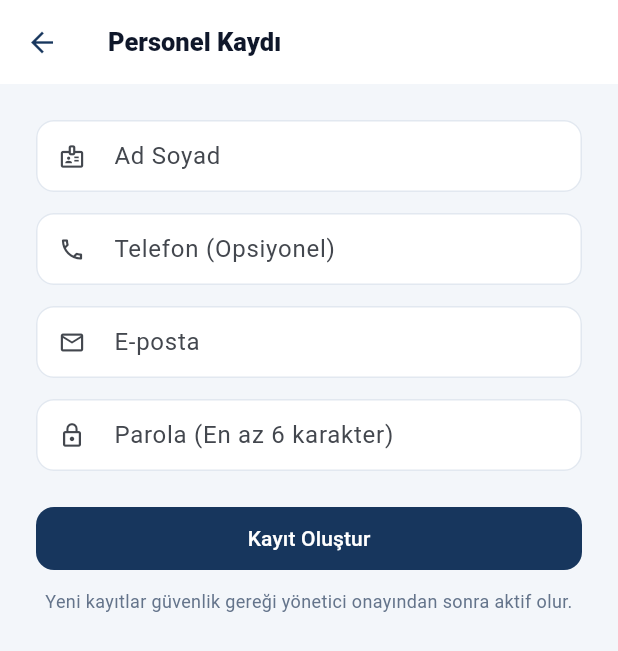
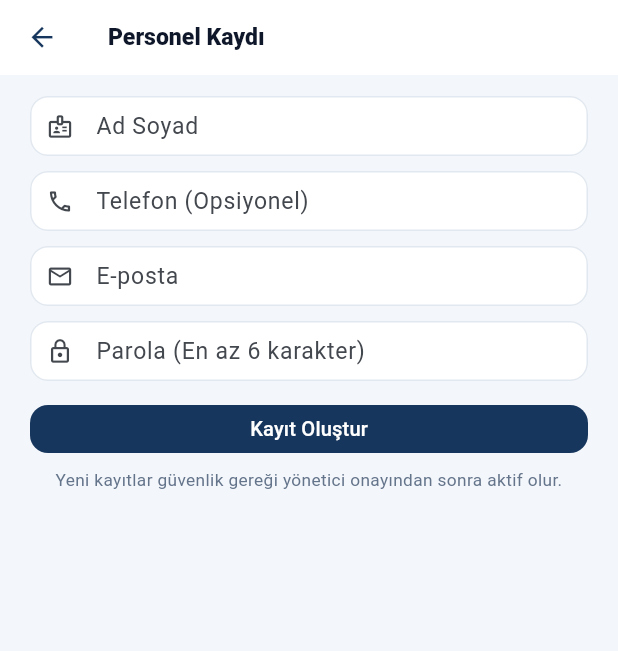
Before and after one commit to talipdastan/downtown-teknik-platform, a Flutter app: the screen it shows after launch, after a tap on "Giriş Yap", after a tap on "Hesabınız yok mu? Kayıt Olun", on a phone screen of 412 x 824 dp. Shown: the top 651 px of the screen. Run offline on Flutter 3.47's test engine with Material 3 defaults, Android fonts, the phone set to English and light mode, and no system bars; our stand-ins replace file_picker, firebase_core, firebase_messaging, flutter_local_notifications, flutter_riverpod, go_router and 3 more; missing offline and left inert: excel; accounts and stored records are empty.

Commit message:
fix(mobile): responsive viewport scaling, compact forms, and work tracking user guide

```diff
--- a/apps/mobile/lib/core/screens/login_screen.dart
+++ b/apps/mobile/lib/core/screens/login_screen.dart
@@ -45,7 +45,7 @@ class _LoginScreenState extends ConsumerState<LoginScreen> {
         body: SafeArea(
           child: Center(
             child: SingleChildScrollView(
-              padding: const EdgeInsets.all(24),
+              padding: const EdgeInsets.symmetric(horizontal: 20, vertical: 16),
               child: ConstrainedBox(
                 constraints: const BoxConstraints(maxWidth: 420),
                 child: Form(
@@ -55,7 +55,7 @@ class _LoginScreenState extends ConsumerState<LoginScreen> {
                     children: [
                       Center(
                         child: ConstrainedBox(
-                          constraints: const BoxConstraints(maxWidth: 320),
+                          constraints: const BoxConstraints(maxWidth: 260, maxHeight: 72),
                           child: Image.asset(
                             'assets/branding/downtown_teknik_logo.png',
                             fit: BoxFit.contain,
@@ -68,7 +68,7 @@ class _LoginScreenState extends ConsumerState<LoginScreen> {
                           ),
                         ),
                       ),
-                      const SizedBox(height: 28),
+                      const SizedBox(height: 20),
                       TextFormField(
                         controller: _identifierCtrl,
                         decoration: const InputDecoration(
@@ -80,7 +80,7 @@ class _LoginScreenState extends ConsumerState<LoginScreen> {
                             ? 'Zorunlu alan'
                             : null,
                       ),
-                      const SizedBox(height: 16),
+                      const SizedBox(height: 12),
                       TextFormField(
                         controller: _passwordCtrl,
                         obscureText: _obscure,
@@ -102,7 +102,7 @@ class _LoginScreenState extends ConsumerState<LoginScreen> {
                             (v == null || v.isEmpty) ? 'Parola giriniz' : null,
                       ),
                       if (auth.errorMessage != null) ...[
-                        const SizedBox(height: 12),
+                        const SizedBox(height: 10),
                         Text(
                           auth.errorMessage!,
                           style: const TextStyle(
@@ -111,7 +111,7 @@ class _LoginScreenState extends ConsumerState<LoginScreen> {
                           ),
                         ),
                       ],
-                      const SizedBox(height: 24),
+                      const SizedBox(height: 18),
                       FilledButton(
                         onPressed: isLoading ? null : _submit,
                         child: isLoading
@@ -125,7 +125,7 @@ class _LoginScreenState extends ConsumerState<LoginScreen> {
                               )
                             : const Text('Giriş Yap'),
                       ),
-                      const SizedBox(height: 12),
+                      const SizedBox(height: 8),
                       TextButton(
                         onPressed:
                             isLoading ? null : () => context.go('/register'),
--- a/apps/mobile/lib/core/screens/register_screen.dart
+++ b/apps/mobile/lib/core/screens/register_screen.dart
@@ -63,7 +63,7 @@ class _RegisterScreenState extends ConsumerState<RegisterScreen> {
         ),
         body: SafeArea(
           child: SingleChildScrollView(
-            padding: const EdgeInsets.all(24),
+            padding: const EdgeInsets.symmetric(horizontal: 20, vertical: 14),
             child: Center(
               child: ConstrainedBox(
                 constraints: const BoxConstraints(maxWidth: 420),
@@ -81,7 +81,7 @@ class _RegisterScreenState extends ConsumerState<RegisterScreen> {
                         validator: (v) =>
                             (v == null || v.trim().length < 3) ? 'Ad Soyad giriniz' : null,
                       ),
-                      const SizedBox(height: 14),
+                      const SizedBox(height: 10),
                       TextFormField(
                         controller: _phoneCtrl,
                         keyboardType: TextInputType.phone,
@@ -90,7 +90,7 @@ class _RegisterScreenState extends ConsumerState<RegisterScreen> {
                           prefixIcon: Icon(Icons.phone_outlined),
                         ),
                       ),
-                      const SizedBox(height: 14),
+                      const SizedBox(height: 10),
                       TextFormField(
                         controller: _emailCtrl,
                         keyboardType: TextInputType.emailAddress,
@@ -102,7 +102,7 @@ class _RegisterScreenState extends ConsumerState<RegisterScreen> {
                             ? 'Geçerli bir e-posta giriniz'
                             : null,
                       ),
-                      const SizedBox(height: 14),
+                      const SizedBox(height: 10),
                       TextFormField(
                         controller: _passwordCtrl,
                         obscureText: true,
@@ -115,13 +115,13 @@ class _RegisterScreenState extends ConsumerState<RegisterScreen> {
                             : null,
                       ),
                       if (auth.errorMessage != null) ...[
-                        const SizedBox(height: 12),
+                        const SizedBox(height: 10),
                         Text(
                           auth.errorMessage!,
                           style: const TextStyle(color: AppColors.priorityUrgent),
                         ),
                       ],
-                      const SizedBox(height: 24),
+                      const SizedBox(height: 16),
                       FilledButton(
                         onPressed: isLoading ? null : _submit,
                         child: isLoading
@@ -135,7 +135,7 @@ class _RegisterScreenState extends ConsumerState<RegisterScreen> {
                               )
                             : const Text('Kayıt Oluştur'),
                       ),
-                      const SizedBox(height: 12),
+                      const SizedBox(height: 10),
                       const Text(
                         'Yeni kayıtlar güvenlik gereği yönetici onayından sonra aktif olur.',
                         textAlign: TextAlign.center,
--- a/apps/mobile/lib/core/theme/app_theme.dart
+++ b/apps/mobile/lib/core/theme/app_theme.dart
@@ -62,6 +62,8 @@ class AppTheme {
       useMaterial3: true,
       brightness: Brightness.light,
       colorScheme: colorScheme,
+      visualDensity: VisualDensity.compact,
+      materialTapTargetSize: MaterialTapTargetSize.shrinkWrap,
       scaffoldBackgroundColor: AppColors.background,
       appBarTheme: const AppBarTheme(
         backgroundColor: AppColors.white,
@@ -70,12 +72,13 @@ class AppTheme {
         elevation: 0,
         scrolledUnderElevation: 0.5,
         centerTitle: false,
+        toolbarHeight: 50,
         titleTextStyle: TextStyle(
           color: AppColors.textPrimary,
-          fontSize: 17,
+          fontSize: 16,
           fontWeight: FontWeight.w800,
         ),
-        iconTheme: IconThemeData(color: AppColors.primaryNavy, size: 22),
+        iconTheme: IconThemeData(color: AppColors.primaryNavy, size: 21),
       ),
       cardTheme: CardThemeData(
         color: AppColors.surface,
@@ -83,7 +86,7 @@ class AppTheme {
         elevation: 0,
         margin: EdgeInsets.zero,
         shape: RoundedRectangleBorder(
-          borderRadius: BorderRadius.circular(16),
+          borderRadius: BorderRadius.circular(14),
           side: const BorderSide(color: AppColors.border),
         ),
       ),
@@ -123,7 +126,7 @@ class AppTheme {
         filled: true,
         fillColor: AppColors.surface,
         isDense: true,
-        contentPadding: const EdgeInsets.symmetric(horizontal: 12, vertical: 12),
+        contentPadding: const EdgeInsets.symmetric(horizontal: 12, vertical: 10),
         border: OutlineInputBorder(
           borderRadius: BorderRadius.circular(12),
           borderSide: const BorderSide(color: AppColors.border),
@@ -143,8 +146,8 @@ class AppTheme {
           foregroundColor: Colors.white,
           disabledBackgroundColor: AppColors.border,
           disabledForegroundColor: AppColors.textSecondary,
-          minimumSize: const Size(64, 42),
-          padding: const EdgeInsets.symmetric(horizontal: 14, vertical: 10),
+          minimumSize: const Size(64, 40),
+          padding: const EdgeInsets.symmetric(horizontal: 14, vertical: 9),
           tapTargetSize: MaterialTapTargetSize.shrinkWrap,
           shape: RoundedRectangleBorder(
             borderRadius: BorderRadius.circular(12),
@@ -157,8 +160,8 @@ class AppTheme {
           foregroundColor: Colors.white,
           disabledBackgroundColor: AppColors.border,
           disabledForegroundColor: AppColors.textSecondary,
-          minimumSize: const Size(64, 42),
-          padding: const EdgeInsets.symmetric(horizontal: 14, vertical: 10),
+          minimumSize: const Size(64, 40),
+          padding: const EdgeInsets.symmetric(horizontal: 14, vertical: 9),
           tapTargetSize: MaterialTapTargetSize.shrinkWrap,
           shape: RoundedRectangleBorder(
             borderRadius: BorderRadius.circular(12),
@@ -171,8 +174,8 @@ class AppTheme {
           foregroundColor: AppColors.primaryNavy,
           disabledForegroundColor: AppColors.textSecondary,
           side: const BorderSide(color: AppColors.border),
-          minimumSize: const Size(64, 42),
-          padding: const EdgeInsets.symmetric(horizontal: 14, vertical: 10),
+          minimumSize: const Size(64, 40),
+          padding: const EdgeInsets.symmetric(horizontal: 12, vertical: 9),
           tapTargetSize: MaterialTapTargetSize.shrinkWrap,
           shape: RoundedRectangleBorder(
             borderRadius: BorderRadius.circular(12),
--- a/apps/mobile/lib/core/widgets/common_widgets.dart
+++ b/apps/mobile/lib/core/widgets/common_widgets.dart
@@ -47,12 +47,12 @@ class SectionTitle extends StatelessWidget {
   @override
   Widget build(BuildContext context) {
     return Padding(
-      padding: const EdgeInsets.only(top: 16, bottom: 8),
+      padding: const EdgeInsets.only(top: 10, bottom: 5),
       child: Text(
         text,
         style: const TextStyle(
           fontWeight: FontWeight.bold,
-          fontSize: 14,
+          fontSize: 13,
           color: AppColors.primaryNavy,
         ),
       ),
--- a/apps/mobile/lib/main.dart
+++ b/apps/mobile/lib/main.dart
@@ -48,8 +48,38 @@ class AvmTechPlatformApp extends ConsumerWidget {
       locale: const Locale('tr', 'TR'),
       builder: (context, child) {
         final mq = MediaQuery.of(context);
-        final clamped =
-            mq.textScaler.clamp(minScaleFactor: 0.85, maxScaleFactor: 1.05);
+        final rawSize = mq.size;
+        const minTargetWidth = 376.0;
+        if (rawSize.width > 0 && rawSize.width < minTargetWidth) {
+          final scale = rawSize.width / minTargetWidth;
+          final scaledHeight = rawSize.height / scale;
+          final clamped = mq.textScaler.clamp(
+            minScaleFactor: 0.85,
+            maxScaleFactor: 0.96,
+          );
+          return FittedBox(
+            fit: BoxFit.fill,
+            alignment: Alignment.topCenter,
+            child: SizedBox(
+              width: minTargetWidth,
+              height: scaledHeight,
+              child: MediaQuery(
+                data: mq.copyWith(
+                  size: Size(minTargetWidth, scaledHeight),
+                  padding: mq.padding / scale,
+                  viewPadding: mq.viewPadding / scale,
+                  viewInsets: mq.viewInsets / scale,
+                  textScaler: clamped,
+                ),
+                child: child ?? const SizedBox.shrink(),
+              ),
+            ),
+          );
+        }
+        final clamped = mq.textScaler.clamp(
+          minScaleFactor: 0.85,
+          maxScaleFactor: 0.96,
+        );
         return MediaQuery(
           data: mq.copyWith(textScaler: clamped),
           child: child ?? const SizedBox.shrink(),
```
Also changed, not shown: apps/mobile/lib/core/screens/users_management_screen.dart (+10 -7 lines), apps/mobile/lib/features/energy/presentation/screens/energy_invoices_screen.dart (+52 -16 lines), apps/mobile/lib/features/work_tracking/presentation/screens/create_ticket_screen.dart (+33 -20 lines), apps/mobile/lib/features/work_tracking/presentation/screens/manager_work_orders_screen.dart (+19 -3 lines), apps/mobile/lib/features/work_tracking/presentation/screens/technician_work_order_detail_screen.dart (+10 -4 lines), 2 other files.
